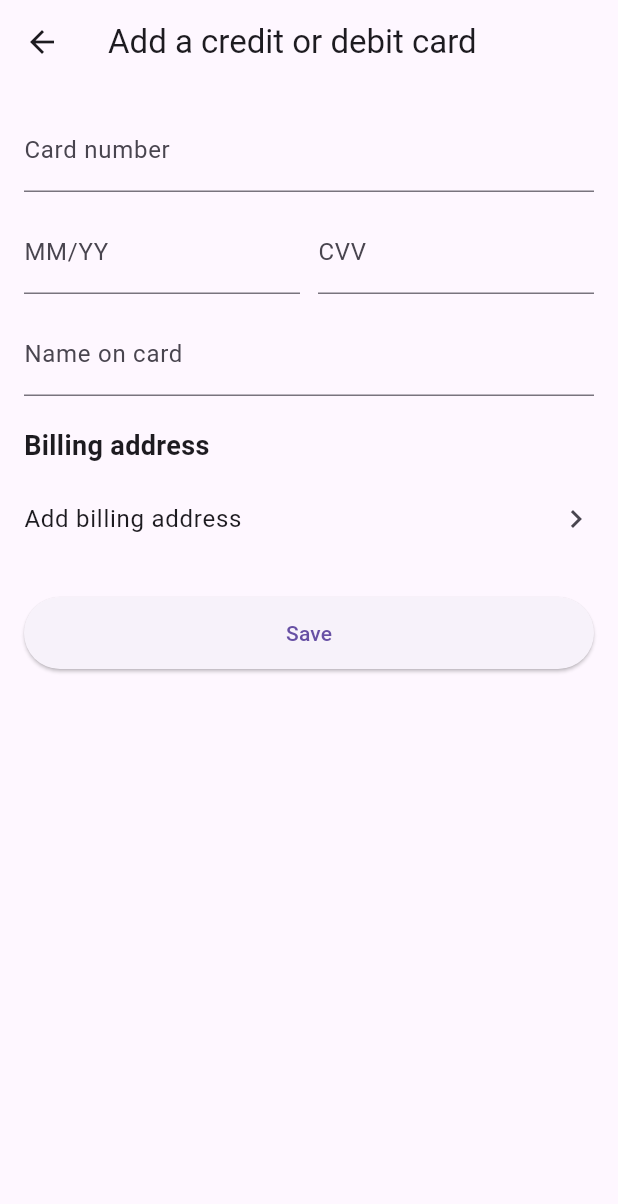
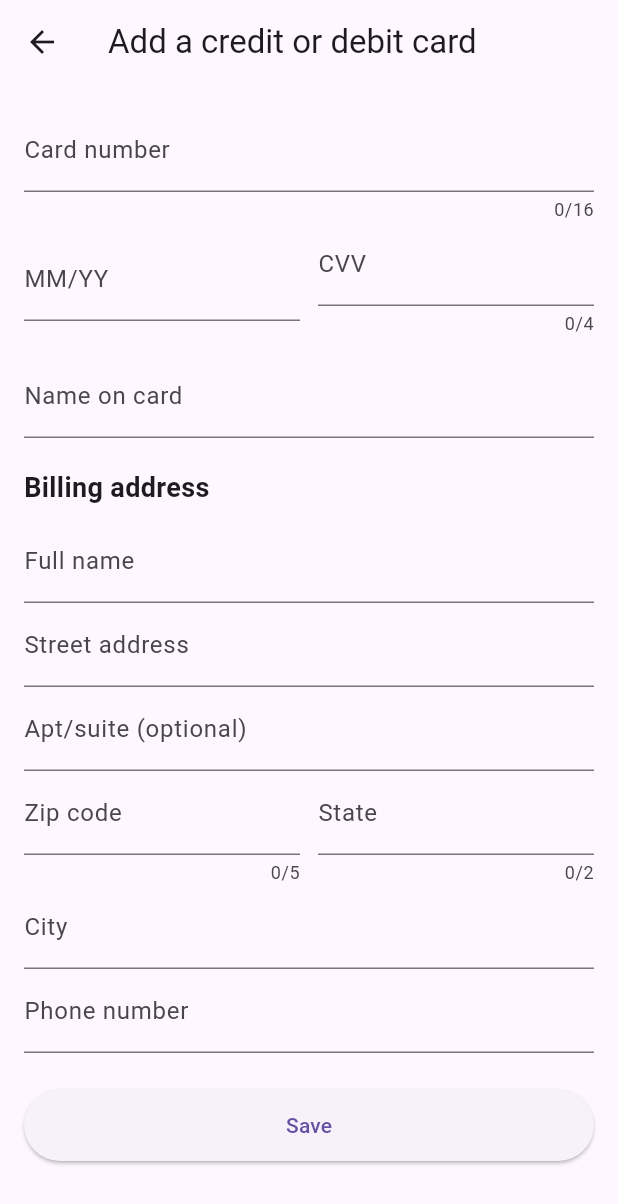
Before and after one commit to Nithinbalu1/jivan_swad_app, a Flutter app: the PaymentMethodScreen screen opened directly, on a phone screen of 412 x 824 dp. Shown: the top 1204 px of the screen. Run offline on Flutter 3.47's test engine with Material 3 defaults, Android fonts, the phone set to English and light mode, and no system bars; our stand-ins replace cloud_firestore, firebase_auth, firebase_core; accounts and stored records are empty.

Commit message:
Update payment_method.dart

```diff
--- a/lib/screens/payment_method.dart
+++ b/lib/screens/payment_method.dart
@@ -1,5 +1,6 @@
+// lib/screens/payment_method.dart
 import 'package:flutter/material.dart';
-import 'billing_address.dart';
+import 'package:flutter/services.dart';
 
 class PaymentMethodScreen extends StatefulWidget {
   const PaymentMethodScreen({super.key});
@@ -9,86 +10,219 @@ class PaymentMethodScreen extends StatefulWidget {
 }
 
 class _PaymentMethodScreenState extends State<PaymentMethodScreen> {
+  final _form = GlobalKey<FormState>();
+
+  // Card
   final cardCtrl = TextEditingController();
-  final expCtrl  = TextEditingController();
+  final expCtrl  = TextEditingController(); // MM/YY
   final cvvCtrl  = TextEditingController();
   final nameCtrl = TextEditingController();
 
-  Map<String, String>? _billing;
+  // Billing
+  final fullNameCtrl = TextEditingController();
+  final streetCtrl   = TextEditingController();
+  final aptCtrl      = TextEditingController();
+  final zipCtrl      = TextEditingController();
+  final stateCtrl    = TextEditingController();
+  final cityCtrl     = TextEditingController();
+  final phoneCtrl    = TextEditingController();
 
   @override
   void dispose() {
-    cardCtrl.dispose();
-    expCtrl.dispose();
-    cvvCtrl.dispose();
-    nameCtrl.dispose();
+    for (final c in [
+      cardCtrl, expCtrl, cvvCtrl, nameCtrl,
+      fullNameCtrl, streetCtrl, aptCtrl, zipCtrl,
+      stateCtrl, cityCtrl, phoneCtrl,
+    ]) { c.dispose(); }
     super.dispose();
   }
 
-  Future<void> _editBilling() async {
-    final res = await Navigator.push<Map<String, String>>(
-      context,
-      MaterialPageRoute(builder: (_) => BillingAddressScreen(initial: _billing)),
-    );
-    if (res != null) setState(() => _billing = res);
+  String _maskedFromCard(String raw) {
+    final d = raw.replaceAll(RegExp(r'\D'), '');
+    if (d.isEmpty) return 'Add a card';
+    final last4 = d.length <= 4 ? d : d.substring(d.length - 4);
+    return 'Card •••• $last4';
+    }
+
+  // ---- validators (mirror simulator rules for UX) ----
+  String? _lettersOnly(String? v, {String field = 'This field'}) {
+    final s = (v ?? '').trim();
+    if (!RegExp(r'^[A-Za-z ]{2,}$').hasMatch(s)) return '$field must contain letters and spaces only';
+    return null;
   }
 
-  String _maskedFromCard(String raw) {
-    final digits = raw.replaceAll(RegExp(r'[^0-9]'), '');
-    if (digits.isEmpty) return 'Add a card';
-    final last4 = digits.length <= 4 ? digits : digits.substring(digits.length - 4);
-    return 'Card •••• $last4';
+  String? _card16(String? v) {
+    final d = (v ?? '').replaceAll(RegExp(r'\D'), '');
+    if (d.length != 16) return 'Card number must be 16 digits';
+    return null;
+  }
+
+  String? _exp(String? v) {
+    final s = (v ?? '').trim();
+    final m = RegExp(r'^(0[1-9]|1[0-2])\/(\d{2})$').firstMatch(s);
+    if (m == null) return 'Use MM/YY';
+    final mm = int.parse(m.group(1)!);
+    final yy = int.parse(m.group(2)!);
+    final yr = 2000 + yy;
+    if (yr < 2025 || yr > 2030) return 'Year 2025–2030 only';
+    final lastMoment = DateTime(yr, mm + 1, 0, 23, 59, 59);
+    if (lastMoment.isBefore(DateTime.now())) return 'Card expired';
+    return null;
+  }
+
+  String? _cvv(String? v) {
+    if (!RegExp(r'^\d{3,4}$').hasMatch((v ?? '').trim())) return '3–4 digits';
+    return null;
+  }
+
+  String? _required(String? v, {String field = 'This field'}) =>
+      ((v ?? '').trim().isEmpty) ? '$field is required' : null;
+
+  String? _zip(String? v) =>
+      RegExp(r'^\d{5}$').hasMatch((v ?? '')) ? null : 'Zip must be 5 digits';
+
+  String? _state2(String? v) =>
+      RegExp(r'^[A-Za-z]{2}$').hasMatch((v ?? '')) ? null : 'State = 2 letters';
+
+  String? _phone(String? v) {
+    final d = (v ?? '').replaceAll(RegExp(r'\D'), '');
+    if (d.length < 10 || d.length > 15) return 'Phone must be 10–15 digits';
+    return null;
   }
 
   void _saveAndClose() {
-    Navigator.pop<Map<String, Object?>>(
-      context,
-      {
-        'payment': {'masked': _maskedFromCard(cardCtrl.text)},
-        'billing': _billing ?? <String, String>{},
+    FocusScope.of(context).unfocus();
+    if (!_form.currentState!.validate()) return;
+
+    final billing = <String, String>{
+      'fullName': fullNameCtrl.text.trim(),
+      'street'  : streetCtrl.text.trim(),
+      'apt'     : aptCtrl.text.trim(),
+      'zip'     : zipCtrl.text.trim(),
+      'state'   : stateCtrl.text.trim().toUpperCase(),
+      'city'    : cityCtrl.text.trim(),
+      'phone'   : phoneCtrl.text.trim(),
+    };
+
+    Navigator.pop<Map<String, Object?>>(context, {
+      'payment': {
+        'masked': _maskedFromCard(cardCtrl.text),
+        'card'  : cardCtrl.text,
+        'exp'   : expCtrl.text,
+        'cvv'   : cvvCtrl.text,
+        'name'  : nameCtrl.text,
       },
-    );
+      'billing': billing,
+    });
   }
 
   @override
   Widget build(BuildContext context) {
-    final billingSubtitle =
-        (_billing == null || (_billing!['street'] ?? '').isEmpty)
-            ? 'Add billing address'
-            : '${_billing!['fullName'] ?? ''}\n'
-              '${_billing!['street'] ?? ''}${(_billing!['apt'] ?? '').isEmpty ? '' : ' ${_billing!['apt']}'}\n'
-              '${_billing!['city'] ?? ''}, ${_billing!['state'] ?? ''} ${_billing!['zip'] ?? ''}';
-
     return Scaffold(
       appBar: AppBar(title: const Text('Add a credit or debit card')),
-      body: ListView(
-        padding: const EdgeInsets.all(16),
-        children: [
-          TextField(decoration: const InputDecoration(labelText: 'Card number'), controller: cardCtrl, keyboardType: TextInputType.number),
-          const SizedBox(height: 12),
-          Row(
-            children: [
-              Expanded(child: TextField(decoration: const InputDecoration(labelText: 'MM/YY'), controller: expCtrl, keyboardType: TextInputType.number)),
+      body: Form(
+        key: _form,
+        child: ListView(
+          padding: const EdgeInsets.all(16),
+          children: [
+            TextFormField(
+              controller: cardCtrl,
+              decoration: const InputDecoration(labelText: 'Card number'),
+              keyboardType: TextInputType.number,
+              inputFormatters: [FilteringTextInputFormatter.digitsOnly],
+              maxLength: 16,
+              validator: _card16,
+            ),
+            Row(children: [
+              Expanded(
+                child: TextFormField(
+                  controller: expCtrl,
+                  decoration: const InputDecoration(labelText: 'MM/YY'),
+                  keyboardType: TextInputType.number,
+                  inputFormatters: [
+                    FilteringTextInputFormatter.allow(RegExp(r'[\d/]')),
+                  ],
+                  validator: _exp,
+                ),
+              ),
               const SizedBox(width: 12),
-              Expanded(child: TextField(decoration: const InputDecoration(labelText: 'CVV'), controller: cvvCtrl, keyboardType: TextInputType.number)),
-            ],
-          ),
-          const SizedBox(height: 12),
-          TextField(decoration: const InputDecoration(labelText: 'Name on card'), controller: nameCtrl),
-          const SizedBox(height: 20),
-
-          const Text('Billing address', style: TextStyle(fontSize: 18, fontWeight: FontWeight.w700)),
-          const SizedBox(height: 8),
-          ListTile(
-            contentPadding: EdgeInsets.zero,
-            title: Text(billingSubtitle),
-            trailing: const Icon(Icons.chevron_right),
-            onTap: _editBilling,
-          ),
-
-          const SizedBox(height: 24),
-          SizedBox(height: 48, child: ElevatedButton(onPressed: _saveAndClose, child: const Text('Save'))),
-        ],
+              Expanded(
+                child: TextFormField(
+                  controller: cvvCtrl,
+                  decoration: const InputDecoration(labelText: 'CVV'),
+                  keyboardType: TextInputType.number,
+                  inputFormatters: [FilteringTextInputFormatter.digitsOnly],
+                  maxLength: 4,
+                  validator: _cvv,
+                ),
+              ),
+            ]),
+            const SizedBox(height: 12),
+            TextFormField(
+              controller: nameCtrl,
+              decoration: const InputDecoration(labelText: 'Name on card'),
+              validator: (v) => _lettersOnly(v, field: 'Name on card'),
+            ),
+            const SizedBox(height: 20),
+            const Text('Billing address', style: TextStyle(fontSize: 18, fontWeight: FontWeight.w700)),
+            const SizedBox(height: 8),
+            TextFormField(
+              controller: fullNameCtrl,
+              decoration: const InputDecoration(labelText: 'Full name'),
+              validator: (v) => _lettersOnly(v, field: 'Full name'),
+            ),
+            TextFormField(
+              controller: streetCtrl,
+              decoration: const InputDecoration(labelText: 'Street address'),
+              validator: (v) => _required(v, field: 'Street address'),
+            ),
+            TextFormField(
+              controller: aptCtrl,
+              decoration: const InputDecoration(labelText: 'Apt/suite (optional)'),
+            ),
+            Row(children: [
+              Expanded(
+                child: TextFormField(
+                  controller: zipCtrl,
+                  decoration: const InputDecoration(labelText: 'Zip code'),
+                  keyboardType: TextInputType.number,
+                  inputFormatters: [FilteringTextInputFormatter.digitsOnly],
+                  maxLength: 5,
+                  validator: _zip,
+                ),
+              ),
+              const SizedBox(width: 12),
+              Expanded(
+                child: TextFormField(
+                  controller: stateCtrl,
+                  decoration: const InputDecoration(labelText: 'State'),
+                  textCapitalization: TextCapitalization.characters,
+                  maxLength: 2,
+                  validator: _state2,
+                ),
+              ),
+            ]),
+            TextFormField(
+              controller: cityCtrl,
+              decoration: const InputDecoration(labelText: 'City'),
+              validator: (v) => _lettersOnly(v, field: 'City'),
+            ),
+            TextFormField(
+              controller: phoneCtrl,
+              decoration: const InputDecoration(labelText: 'Phone number'),
+              keyboardType: TextInputType.phone,
+              validator: _phone,
+            ),
+            const SizedBox(height: 24),
+            SizedBox(
+              height: 48,
+              child: ElevatedButton(
+                onPressed: _saveAndClose,
+                child: const Text('Save'),
+              ),
+            ),
+          ],
+        ),
       ),
     );
   }
```
